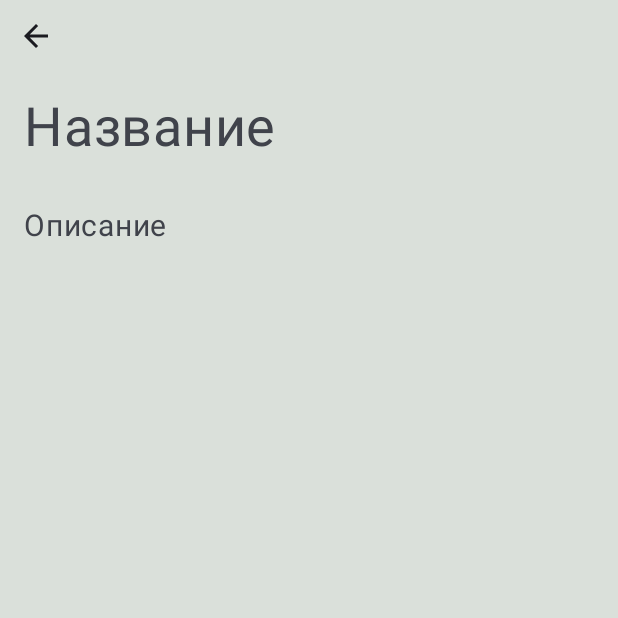
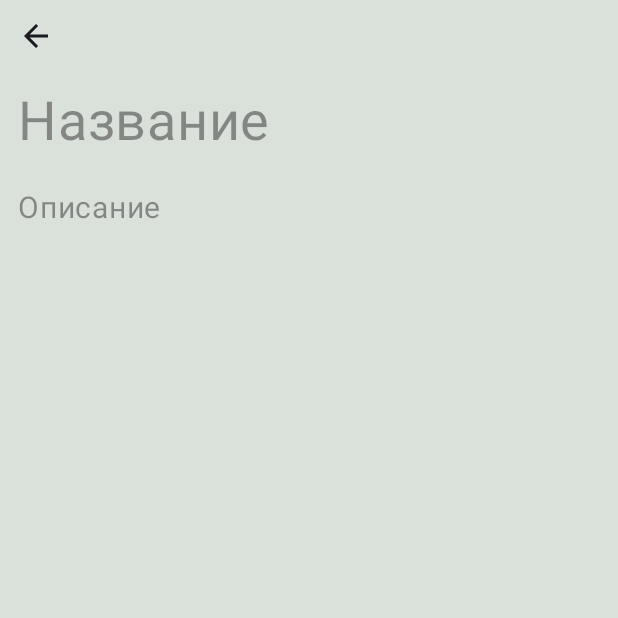
Before and after one commit to gabdanho/Taska, an Android app built with Jetpack Compose: the TaskCreateScreen screen opened through its navigation route, on a phone screen of 412 x 824 dp, the top half of it. Run offline under Robolectric (Android 15) with nearby library versions, the phone set to English and light mode, and no system bars; our stand-ins replace Dagger/Hilt's generated code, Room's generated code.

Commit message:
redactor task, change it info by user

```diff
--- a/app/src/main/java/com/example/taska/constants/TextFieldType.kt
+++ b/app/src/main/java/com/example/taska/constants/TextFieldType.kt
@@ -1,7 +1,17 @@
 package com.example.taska.constants
 
-enum class TextFieldType(val fontSize: Int, val text: String = "") {
-    TITLE(36, "Название"),
+import androidx.compose.ui.graphics.Color
+import androidx.compose.ui.text.font.FontWeight
+
+enum class TextFieldType(
+    val fontSize: Int,
+    val text: String = "",
+    val textColor: Color = Color.Black,
+    val fontWeight: FontWeight = FontWeight.Normal
+) {
+    TITLE(36, "Название", fontWeight = FontWeight.W400),
     DESCRIPTION(20, "Описание"),
-    DEFAULT(16)
+    DEFAULT(16),
+    TITLE_CARD(18, "Название", Color.White, FontWeight.W400),
+    DESCRIPTION_CARD(15, "Описание", Color.White)
 }
--- a/app/src/main/java/com/example/taska/data/TaskDao.kt
+++ b/app/src/main/java/com/example/taska/data/TaskDao.kt
@@ -4,6 +4,7 @@
 import androidx.room.Delete
 import androidx.room.Insert
 import androidx.room.Query
+import androidx.room.Update
 import com.example.taska.model.date.Day
 import kotlinx.coroutines.flow.Flow
 
@@ -17,4 +18,7 @@
 
     @Delete
     suspend fun deleteTask(task: Task)
+
+    @Update
+    suspend fun updateTask(task: Task)
 }
--- a/app/src/main/java/com/example/taska/ui/custom/InputTextField.kt
+++ b/app/src/main/java/com/example/taska/ui/custom/InputTextField.kt
@@ -1,55 +1,103 @@
 package com.example.taska.ui.custom
 
 import androidx.compose.foundation.layout.fillMaxWidth
+import androidx.compose.foundation.text.BasicTextField
 import androidx.compose.material3.Text
-import androidx.compose.material3.TextField
-import androidx.compose.material3.TextFieldDefaults
 import androidx.compose.runtime.Composable
+import androidx.compose.runtime.LaunchedEffect
+import androidx.compose.runtime.getValue
+import androidx.compose.runtime.mutableStateOf
+import androidx.compose.runtime.remember
+import androidx.compose.runtime.rememberCoroutineScope
+import androidx.compose.runtime.setValue
 import androidx.compose.ui.Modifier
-import androidx.compose.ui.graphics.Color
+import androidx.compose.ui.focus.FocusRequester
+import androidx.compose.ui.focus.focusRequester
+import androidx.compose.ui.focus.onFocusChanged
 import androidx.compose.ui.text.TextStyle
-import androidx.compose.ui.text.font.FontWeight
-import androidx.compose.ui.tooling.preview.Preview
 import androidx.compose.ui.unit.sp
 import com.example.taska.constants.TextFieldType
+import kotlinx.coroutines.delay
+import kotlinx.coroutines.launch
 
 @Composable
 fun InputTextField(
     typeField: TextFieldType = TextFieldType.DEFAULT,
     value: String,
+    initialValue: String,
+    maxLines: Int = Int.MAX_VALUE,
     onValueChange: (String) -> Unit,
-    modifier: Modifier = Modifier
+    enabled: Boolean = true,
+    autoFocus: Boolean = false,
+    onLeaveFocus: () -> Unit = { -> },
+    modifier: Modifier = Modifier,
 ) {
-    TextField(
+    val focusRequester = remember { FocusRequester() }
+    var isFocused by remember { mutableStateOf(false) }
+
+    LaunchedEffect(autoFocus) {
+        if (autoFocus) {
+            focusRequester.requestFocus()
+        }
+    }
+
+    BasicTextField(
+        enabled = enabled,
         value = value,
         onValueChange = onValueChange,
-        placeholder = {
-            Text(
-                text = typeField.text,
-                fontSize = typeField.fontSize.sp
-            )
+        decorationBox = { innerTextField ->
+            var isShowCursor by remember { mutableStateOf(false) }
+            val coroutineScope = rememberCoroutineScope()
+
+            LaunchedEffect(Unit) {
+                coroutineScope.launch {
+                    while(value.isEmpty()) {
+                        isShowCursor = !isShowCursor
+                        delay(500)
+                    }
+                    isShowCursor = false
+                }
+            }
+            if (value.isEmpty() && enabled) {
+                if (isShowCursor && isFocused) {
+                    Text(
+                        text = "|",
+                        fontSize = typeField.fontSize.sp
+                    )
+                }
+                Text(
+                    text = typeField.text,
+                    fontSize = typeField.fontSize.sp,
+                    color = typeField.textColor.copy(alpha = 0.4f)
+                )
+            } else innerTextField()
         },
         textStyle = TextStyle.Default.copy(
             fontSize = typeField.fontSize.sp,
-            fontWeight = if (typeField == TextFieldType.TITLE) FontWeight.W400 else FontWeight.Normal
+            color = typeField.textColor,
+            fontWeight = typeField.fontWeight
         ),
-        colors = TextFieldDefaults.colors(
-            unfocusedContainerColor = Color.Transparent,
-            focusedContainerColor = Color.Transparent,
-            focusedIndicatorColor = Color.Transparent,
-            cursorColor = Color.Black,
-            unfocusedIndicatorColor = Color.Transparent
-        ),
-        modifier = modifier.fillMaxWidth()
+        maxLines = maxLines,
+        modifier = modifier
+            .fillMaxWidth()
+            .focusRequester(focusRequester)
+            .onFocusChanged { state ->
+                isFocused = state.isFocused
+                if (!state.isFocused && initialValue != value) {
+                    onLeaveFocus()
+                    println("${typeField.text} save data")
+                }
+            }
     )
 }
 
-@Preview(showBackground = true)
-@Composable
-private fun InputFieldPreview() {
-    InputTextField(
-        typeField = TextFieldType.TITLE,
-        value = "",
-        onValueChange = { }
-    )
-}
+//@Preview(showBackground = true)
+//@Composable
+//private fun InputFieldPreview() {
+//    InputTextField(
+//        typeField = TextFieldType.TITLE,
+//        value = "",
+//        onValueChange = { },
+//        initialValue = task.title
+//    )
+//}
--- a/app/src/main/java/com/example/taska/ui/navigation/TaskaNavGraph.kt
+++ b/app/src/main/java/com/example/taska/ui/navigation/TaskaNavGraph.kt
@@ -38,6 +38,7 @@
                     onCreateTaskButtonClick = { navController.navigate(ScreenRoutes.CREATE.name) },
                     changeCurrentDay = viewModel::changeCurrentDay,
                     removeTaskSwipe = viewModel::removeTaskFromDatabase,
+                    updateTask = viewModel::updateTask,
                     changeRefreshState = viewModel::changeRefreshState
                 )
             }
@@ -48,6 +49,8 @@
                     onCreateTaskClick = { task ->
                         if (task.title == "" && task.description == "") {
                             Toast.makeText(context, "Пустая заметка не была добавлена", Toast.LENGTH_SHORT).show()
+                            viewModel.changeRefreshState(true)
+                            navController.popBackStack()
                         } else {
                             coroutineScope.launch {
                                 viewModel.createTask(task)
--- a/app/src/main/java/com/example/taska/ui/screens/TaskCreateScreen.kt
+++ b/app/src/main/java/com/example/taska/ui/screens/TaskCreateScreen.kt
@@ -22,7 +22,7 @@
 import androidx.compose.runtime.remember
 import androidx.compose.runtime.setValue
 import androidx.compose.ui.Modifier
-import androidx.compose.ui.tooling.preview.Preview
+import androidx.compose.ui.unit.dp
 import com.example.taska.constants.TextFieldType
 import com.example.taska.data.Task
 import com.example.taska.model.date.Day
@@ -91,12 +91,17 @@
             InputTextField(
                 typeField = TextFieldType.TITLE,
                 value = titleValue,
-                onValueChange = { titleValue = it }
+                onValueChange = { titleValue = it },
+                autoFocus = true,
+                modifier = Modifier.padding(12.dp),
+                initialValue = task.title
             )
             InputTextField(
                 typeField = TextFieldType.DESCRIPTION,
                 value = descriptionValue,
-                onValueChange = { descriptionValue = it }
+                onValueChange = { descriptionValue = it },
+                modifier = Modifier.padding(12.dp),
+                initialValue = task.title
             )
         }
     }
```
Also changed, not shown: app/src/main/java/com/example/taska/ui/screens/MainScreen.kt (+97 -18 lines), app/src/main/java/com/example/taska/ui/viewmodel/TaskaViewModel.kt (+15 -5 lines).
